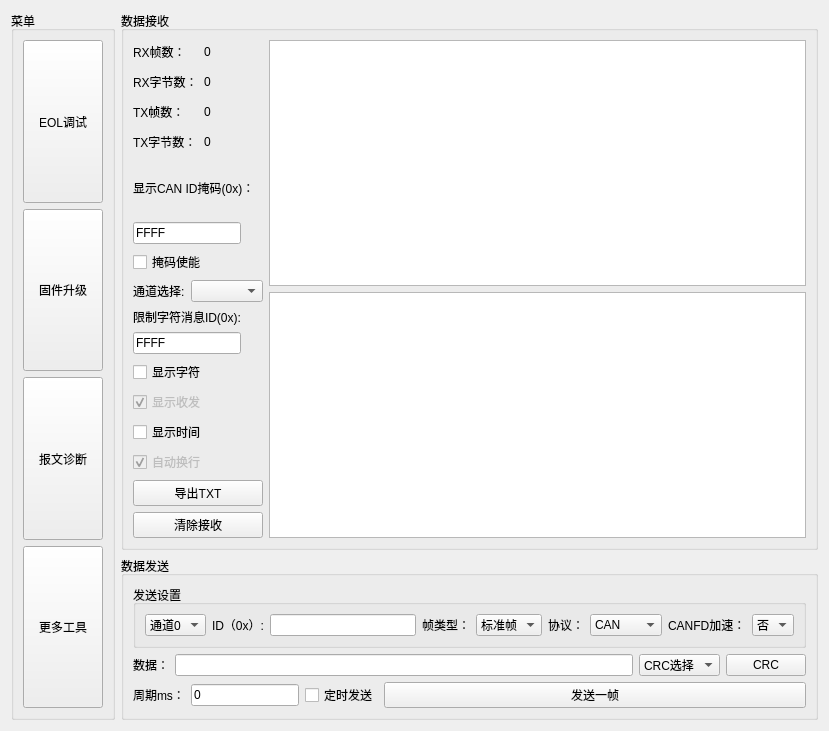
aron566/EOL_CAN_Tool, file more_window/more_window.ui: the form before one commit.
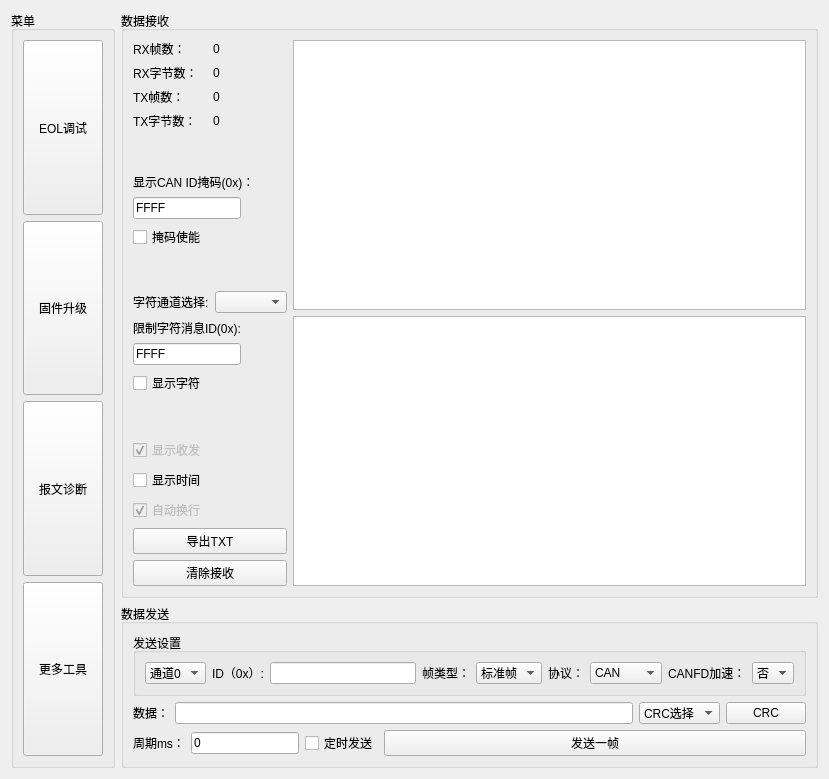
The form after the commit.

Commit message: <feat>: <布局调整>

What changed in the file:
```diff
--- a/more_window/more_window.ui
+++ b/more_window/more_window.ui
@@ -7,7 +7,7 @@
     <x>0</x>
     <y>0</y>
     <width>829</width>
-    <height>731</height>
+    <height>779</height>
    </rect>
   </property>
   <property name="windowTitle">
@@ -167,6 +167,19 @@
           </item>
          </layout>
         </item>
+        <item>
+         <spacer name="verticalSpacer">
+          <property name="orientation">
+           <enum>Qt::Vertical</enum>
+          </property>
+          <property name="sizeHint" stdset="0">
+           <size>
+            <width>20</width>
+            <height>40</height>
+           </size>
+          </property>
+         </spacer>
+        </item>
         <item>
          <layout class="QVBoxLayout" name="verticalLayout">
           <item>
@@ -195,6 +208,8 @@
             </property>
            </widget>
           </item>
+         </layout>
+        </item>
           <item>
            <widget class="QCheckBox" name="mask_en_checkBox">
             <property name="text">
@@ -202,7 +217,18 @@
             </property>
            </widget>
           </item>
-         </layout>
+        <item>
+         <spacer name="verticalSpacer_2">
+          <property name="orientation">
+           <enum>Qt::Vertical</enum>
+          </property>
+          <property name="sizeHint" stdset="0">
+           <size>
+            <width>20</width>
+            <height>40</height>
+           </size>
+          </property>
+         </spacer>
         </item>
         <item>
          <layout class="QHBoxLayout" name="horizontalLayout_2">
@@ -215,7 +241,7 @@
              </sizepolicy>
             </property>
             <property name="text">
-             <string>通道选择:</string>
+             <string>字符通道选择:</string>
             </property>
            </widget>
           </item>
@@ -267,6 +293,19 @@
           </property>
          </widget>
         </item>
+        <item>
+         <spacer name="verticalSpacer_3">
+          <property name="orientation">
+           <enum>Qt::Vertical</enum>
+          </property>
+          <property name="sizeHint" stdset="0">
+           <size>
+            <width>20</width>
+            <height>40</height>
+           </size>
+          </property>
+         </spacer>
+        </item>
         <item>
          <layout class="QVBoxLayout" name="verticalLayout_6">
           <item>
```
Lines whose indentation alone changed are shown as unchanged.
